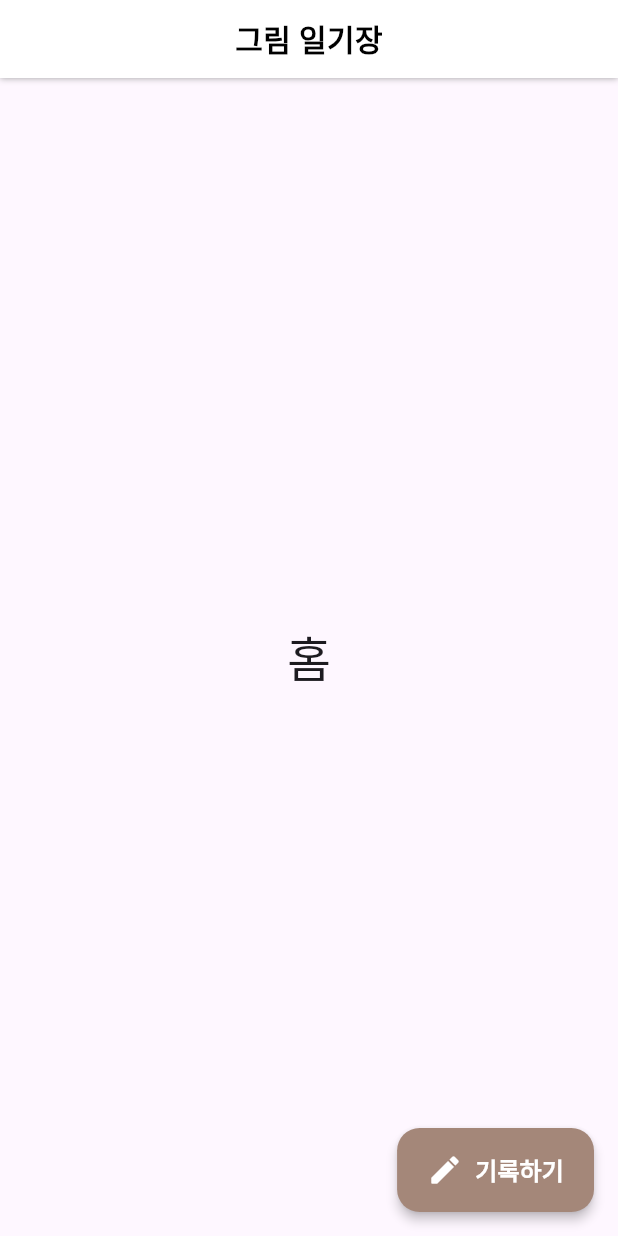
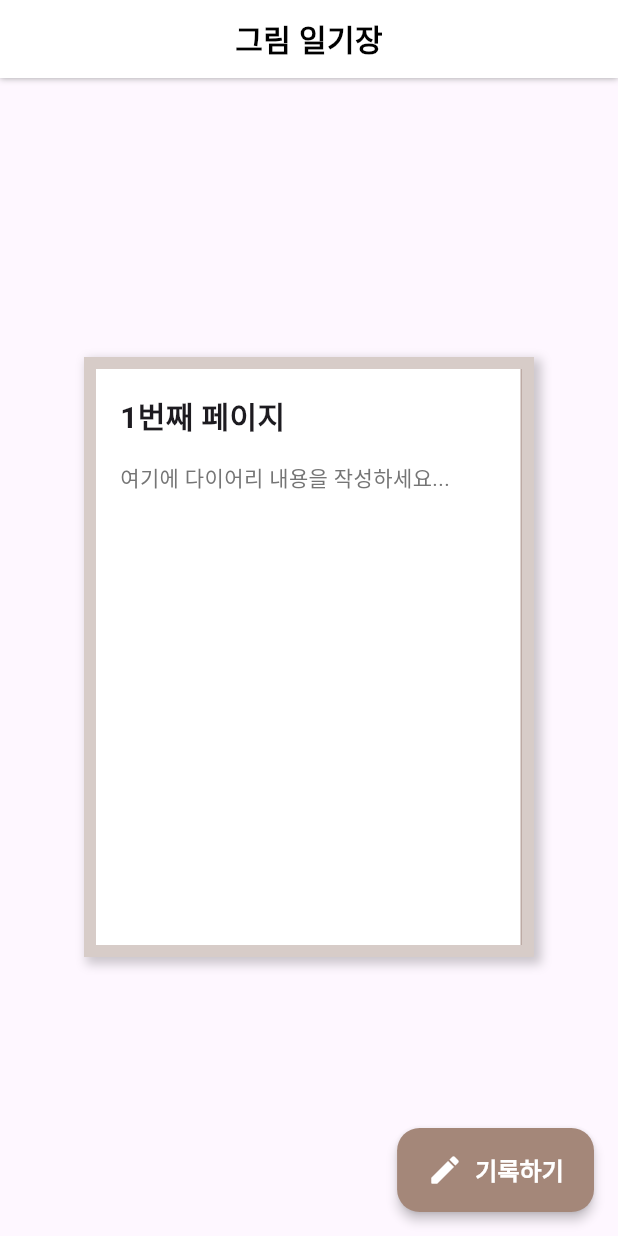
Before and after one commit to BangVillain/gdsc_project, a Flutter app: the HomeScreen screen opened directly, on a phone screen of 412 x 824 dp. Run offline on Flutter 3.47's test engine with Material 3 defaults, Android fonts, the phone set to English and light mode, and no system bars.

Commit message:
Create DiaryMain
Create DiaryMain and linked to HomeScreen (Not Designed)

```diff
--- /dev/null
+++ b/lib/screens/home/diary_main.dart
@@ -0,0 +1,70 @@
+import 'package:flutter/material.dart';
+
+class DiaryMain extends StatelessWidget {
+  const DiaryMain({super.key});
+
+  @override
+  Widget build(BuildContext context) {
+    return Scaffold(
+      body: Center(
+        child: Container(
+          width: 300,
+          height: 400,
+          decoration: BoxDecoration(
+            color: Colors.brown[100],
+            boxShadow: [
+              BoxShadow(
+                color: Colors.black.withOpacity(0.2),
+                spreadRadius: 2,
+                blurRadius: 5,
+                offset: const Offset(3, 3),
+              ),
+            ],
+          ),
+          child: PageView.builder(
+            itemCount: 5, // 페이지 수
+            itemBuilder: (context, index) {
+              return Container(
+                margin: const EdgeInsets.all(8.0),
+                decoration: BoxDecoration(
+                  color: Colors.white,
+                  border: Border(
+                    right: BorderSide(
+                      color: Colors.brown[200]!,
+                      width: 1.0,
+                    ),
+                  ),
+                ),
+                child: Padding(
+                  padding: const EdgeInsets.all(16.0),
+                  child: Column(
+                    crossAxisAlignment: CrossAxisAlignment.start,
+                    children: [
+                      Text(
+                        '${index + 1}번째 페이지',
+                        style: const TextStyle(
+                          fontSize: 20,
+                          fontWeight: FontWeight.bold,
+                        ),
+                      ),
+                      const SizedBox(height: 16),
+                      Expanded(
+                        child: Text(
+                          '여기에 다이어리 내용을 작성하세요...',
+                          style: TextStyle(
+                            color: Colors.grey[600],
+                            height: 1.5,
+                          ),
+                        ),
+                      ),
+                    ],
+                  ),
+                ),
+              );
+            },
+          ),
+        ),
+      ),
+    );
+  }
+}
--- a/lib/screens/home/home_screen.dart
+++ b/lib/screens/home/home_screen.dart
@@ -1,5 +1,6 @@
 import 'package:flutter/material.dart';
 import 'package:gdsc_project/config/colors/app_colors.dart';
+import 'package:gdsc_project/screens/home/diary_main.dart';
 import 'package:gdsc_project/screens/home/widgets/home_app_bar.dart';
 
 class HomeScreen extends StatelessWidget {
@@ -8,9 +9,9 @@ class HomeScreen extends StatelessWidget {
   @override
   Widget build(BuildContext context) {
     return Scaffold(
-      appBar: PreferredSize(
+      appBar: const PreferredSize(
           preferredSize: Size.fromHeight(52), child: HomeAppBar()),
-      body: Center(child: Text("홈", style: TextStyle(fontSize: 32))),
+      body: const Center(child: const DiaryMain()),
       floatingActionButton: FloatingActionButton.extended(
           onPressed: () {},
           backgroundColor: AppColors.grey3,
```
